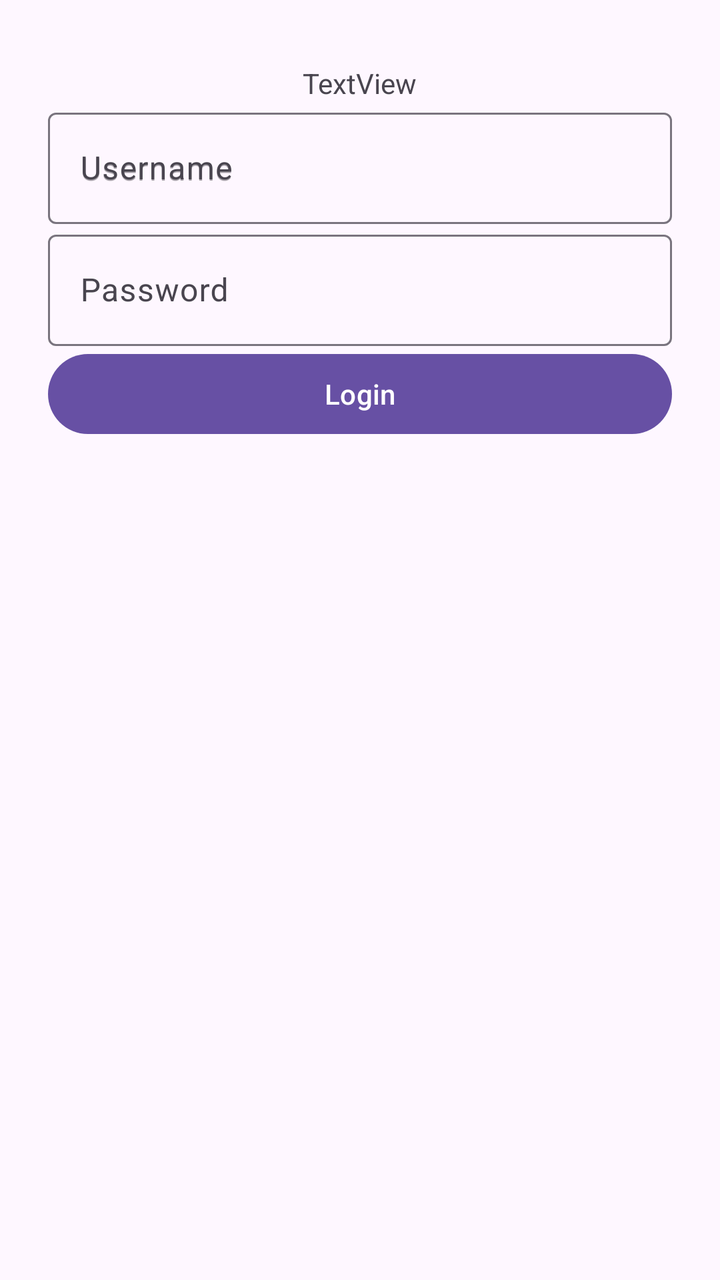
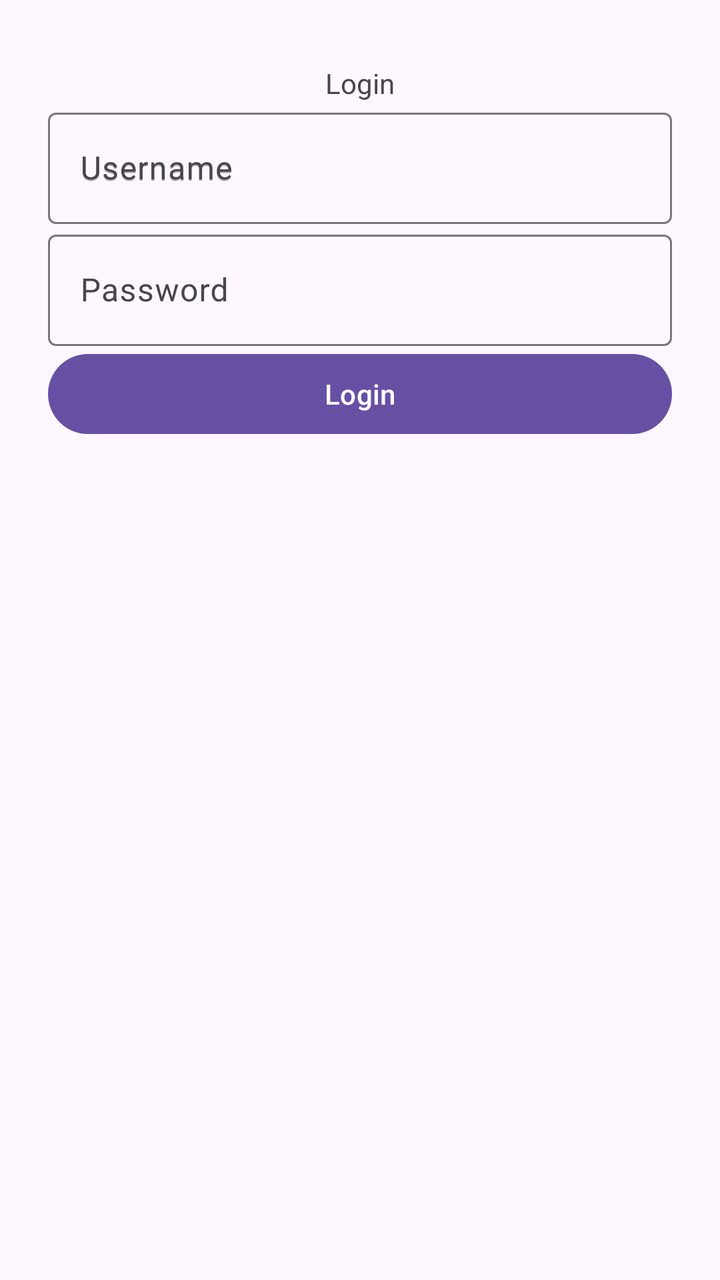

Screens rendered from an Android XML layout before and after an edit, with the pre-edit source and the edit as a unified diff.
<!-- AndroidManifest.xml: application theme Theme.S8129268Assignment2 -->
<!-- res/layout/activity_login.xml -->
<?xml version="1.0" encoding="utf-8"?>
<androidx.constraintlayout.widget.ConstraintLayout xmlns:android="http://schemas.android.com/apk/res/android"
    xmlns:app="http://schemas.android.com/apk/res-auto"
    xmlns:tools="http://schemas.android.com/tools"
    android:id="@+id/main"
    android:layout_width="match_parent"
    android:layout_height="match_parent"
    tools:context=".DashboardActivity">

    <LinearLayout
        android:layout_width="match_parent"
        android:layout_height="match_parent"
        android:layout_marginStart="24dp"
        android:layout_marginTop="32dp"
        android:layout_marginEnd="24dp"
        android:layout_marginBottom="24dp"
        android:gravity="center_horizontal"
        android:orientation="vertical"
        app:layout_constraintBottom_toBottomOf="parent"
        app:layout_constraintEnd_toEndOf="parent"
        app:layout_constraintStart_toStartOf="parent"
        app:layout_constraintTop_toTopOf="parent">

        <TextView
            android:id="@+id/textView"
            android:layout_width="wrap_content"
            android:layout_height="wrap_content"
            android:text="TextView" />

        <com.google.android.material.textfield.TextInputLayout
            android:layout_width="match_parent"
            android:layout_height="wrap_content"
            android:hint="Username">

            <com.google.android.material.textfield.TextInputEditText
                android:layout_width="match_parent"
                android:layout_height="wrap_content"
                android:hint="Username" />
        </com.google.android.material.textfield.TextInputLayout>

        <com.google.android.material.textfield.TextInputLayout
            android:layout_width="match_parent"
            android:layout_height="wrap_content">

            <com.google.android.material.textfield.TextInputEditText
                android:layout_width="match_parent"
                android:layout_height="wrap_content"
                android:hint="Password" />
        </com.google.android.material.textfield.TextInputLayout>

        <Button
            android:id="@+id/button2"
            android:layout_width="match_parent"
            android:layout_height="wrap_content"
            android:text="Login" />

    </LinearLayout>

</androidx.constraintlayout.widget.ConstraintLayout>
<!-- resources referenced by this layout -->
<resources>
  <style name="Theme.S8129268Assignment2" parent="Base.Theme.S8129268Assignment2" />
  <style name="Base.Theme.S8129268Assignment2" parent="Theme.Material3.DayNight.NoActionBar">
          
          
      </style>
</resources>

<!-- the commit's change to res/layout/activity_login.xml (unified diff, before → after) -->
@@ -25,7 +25,7 @@
             android:id="@+id/textView"
             android:layout_width="wrap_content"
             android:layout_height="wrap_content"
-            android:text="TextView" />
+            android:text="@string/loginText" />
 
         <com.google.android.material.textfield.TextInputLayout
             android:layout_width="match_parent"
@@ -33,9 +33,10 @@
             android:hint="Username">
 
             <com.google.android.material.textfield.TextInputEditText
+                android:id="@+id/usernameInput"
                 android:layout_width="match_parent"
                 android:layout_height="wrap_content"
-                android:hint="Username" />
+                android:hint="@string/username" />
         </com.google.android.material.textfield.TextInputLayout>
 
         <com.google.android.material.textfield.TextInputLayout
@@ -43,16 +44,22 @@
             android:layout_height="wrap_content">
 
             <com.google.android.material.textfield.TextInputEditText
+                android:id="@+id/passwordInput"
                 android:layout_width="match_parent"
                 android:layout_height="wrap_content"
-                android:hint="Password" />
+                android:hint="@string/password" />
         </com.google.android.material.textfield.TextInputLayout>
 
         <Button
-            android:id="@+id/button2"
+            android:id="@+id/loginButton"
             android:layout_width="match_parent"
             android:layout_height="wrap_content"
-            android:text="Login" />
+            android:text="@string/login" />
+
+        <TextView
+            android:id="@+id/loginError"
+            android:layout_width="match_parent"
+            android:layout_height="wrap_content" />
 
     </LinearLayout>
 
<!-- resource entries referenced after the edit -->
@@ -1,5 +1,9 @@
 <!-- resources referenced by this layout -->
 <resources>
+  <string name="login">Login</string>
+  <string name="loginText">Login</string>
+  <string name="password">Password</string>
+  <string name="username">Username</string>
   <style name="Theme.S8129268Assignment2" parent="Base.Theme.S8129268Assignment2" />
   <style name="Base.Theme.S8129268Assignment2" parent="Theme.Material3.DayNight.NoActionBar">
           
